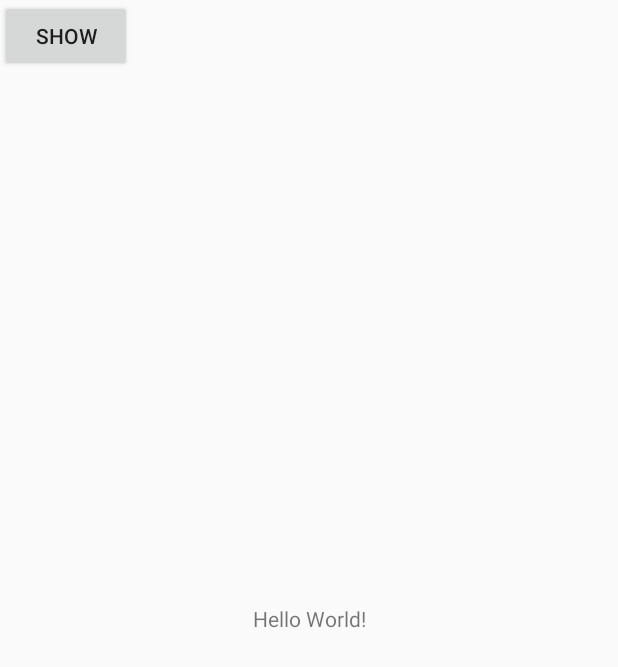
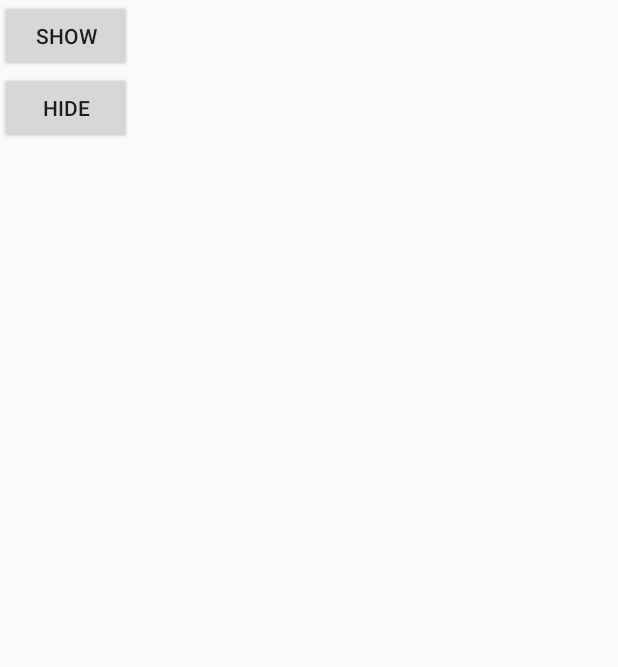
Before and after one commit to liang37976011/Android_mine, an Android app: the screen it shows after launch (MainActivity), on a phone screen of 412 x 824 dp. Shown: the top 667 px of the screen. Run offline under Robolectric (Android 15) with nearby library versions, the phone set to English and light mode, and no system bars; 1 statement that could not run was skipped.

Commit message:
20181007

```diff
--- a/app/src/main/java/com/example/administrator/myth/MainActivity.java
+++ b/app/src/main/java/com/example/administrator/myth/MainActivity.java
@@ -1,35 +1,33 @@
 package com.example.administrator.myth;
 
+import android.annotation.SuppressLint;
 import android.app.Activity;
 import android.content.ComponentName;
-import android.content.Context;
 import android.content.Intent;
 import android.content.ServiceConnection;
 import android.net.Uri;
 import android.os.Build;
 import android.os.IBinder;
 import android.provider.Settings;
-import android.support.v7.app.AppCompatActivity;
 import android.os.Bundle;
 import android.util.Log;
-import android.view.Gravity;
-import android.view.LayoutInflater;
-import android.view.MotionEvent;
 import android.view.View;
-import android.view.WindowManager;
 import android.widget.Button;
 import android.widget.Toast;
 
 public class MainActivity extends Activity {
 
-    private Button button;
+    private Button btn_show;
+    private Button btn_hide;
     private MyService myService;
     MyServiceConnection myServiceConnection;
+
     @Override
     protected void onCreate(Bundle savedInstanceState) {
         super.onCreate(savedInstanceState);
         setContentView(R.layout.activity_main);
-        button=findViewById(R.id.btn_show);
+        btn_show = findViewById(R.id.btn_show);
+        btn_hide = findViewById(R.id.btn_hide);
 
         if (Build.VERSION.SDK_INT >= 23) {
             if (!Settings.canDrawOverlays(MainActivity.this)) {
@@ -38,14 +36,22 @@ public class MainActivity extends Activity {
             }
         }
 
-        myServiceConnection=new MyServiceConnection();
-        bindService(new Intent(MainActivity.this,MyService.class),myServiceConnection,BIND_AUTO_CREATE);
-        button.setOnClickListener(new View.OnClickListener() {
+        myServiceConnection = new MyServiceConnection();
+        bindService(new Intent(MainActivity.this, MyService.class), myServiceConnection, BIND_AUTO_CREATE);
+        btn_show.setOnClickListener(new View.OnClickListener() {
+            @SuppressLint("NewApi")
             @Override
             public void onClick(View v) {
 //                startService(new Intent(MainActivity.this,MyService.class));
-                if(myService!=null)
+                if (myService != null)
                     myService.show();
+            }
+        });
+        btn_hide.setOnClickListener(new View.OnClickListener() {
+            @Override
+            public void onClick(View v) {
+                if (myService != null)
+                    myService.hide();
             }
         });
 //        startService(new Intent(this,MyService.class));
@@ -67,7 +73,7 @@ public class MainActivity extends Activity {
         @Override
         public void onServiceConnected(ComponentName name, IBinder service) {
             Log.d("myth", "onServiceConnected: ");
-            myService=((MyService.MyBinder)service).getService();
+            myService = ((MyService.MyBinder) service).getService();
         }
 
         @Override
@@ -75,4 +81,4 @@ public class MainActivity extends Activity {
             Log.d("myth", "onServiceDisconnected: ");
         }
     }
- }
+}
--- a/app/src/main/res/layout/activity_main.xml
+++ b/app/src/main/res/layout/activity_main.xml
@@ -1,24 +1,22 @@
 <?xml version="1.0" encoding="utf-8"?>
-<android.support.constraint.ConstraintLayout xmlns:android="http://schemas.android.com/apk/res/android"
-    xmlns:app="http://schemas.android.com/apk/res-auto"
+<LinearLayout xmlns:android="http://schemas.android.com/apk/res/android"
     xmlns:tools="http://schemas.android.com/tools"
     android:layout_width="match_parent"
     android:layout_height="match_parent"
+    android:orientation="vertical"
     tools:context=".MainActivity">
 
-    <TextView
+
+    <Button
+        android:id="@+id/btn_show"
         android:layout_width="wrap_content"
         android:layout_height="wrap_content"
-        android:text="Hello World!"
-        app:layout_constraintBottom_toBottomOf="parent"
-        app:layout_constraintLeft_toLeftOf="parent"
-        app:layout_constraintRight_toRightOf="parent"
-        app:layout_constraintTop_toTopOf="parent" />
+        android:text="show" />
 
     <Button
+        android:id="@+id/btn_hide"
         android:layout_width="wrap_content"
         android:layout_height="wrap_content"
-        android:text="show"
-        android:id="@+id/btn_show"/>
+        android:text="hide" />
 
-</android.support.constraint.ConstraintLayout>
+</LinearLayout>
```
Also changed, not shown: app/src/main/java/com/example/administrator/myth/MyFloatView.java (+12 -8 lines), app/src/main/java/com/example/administrator/myth/MyService.java (+27 -17 lines).
